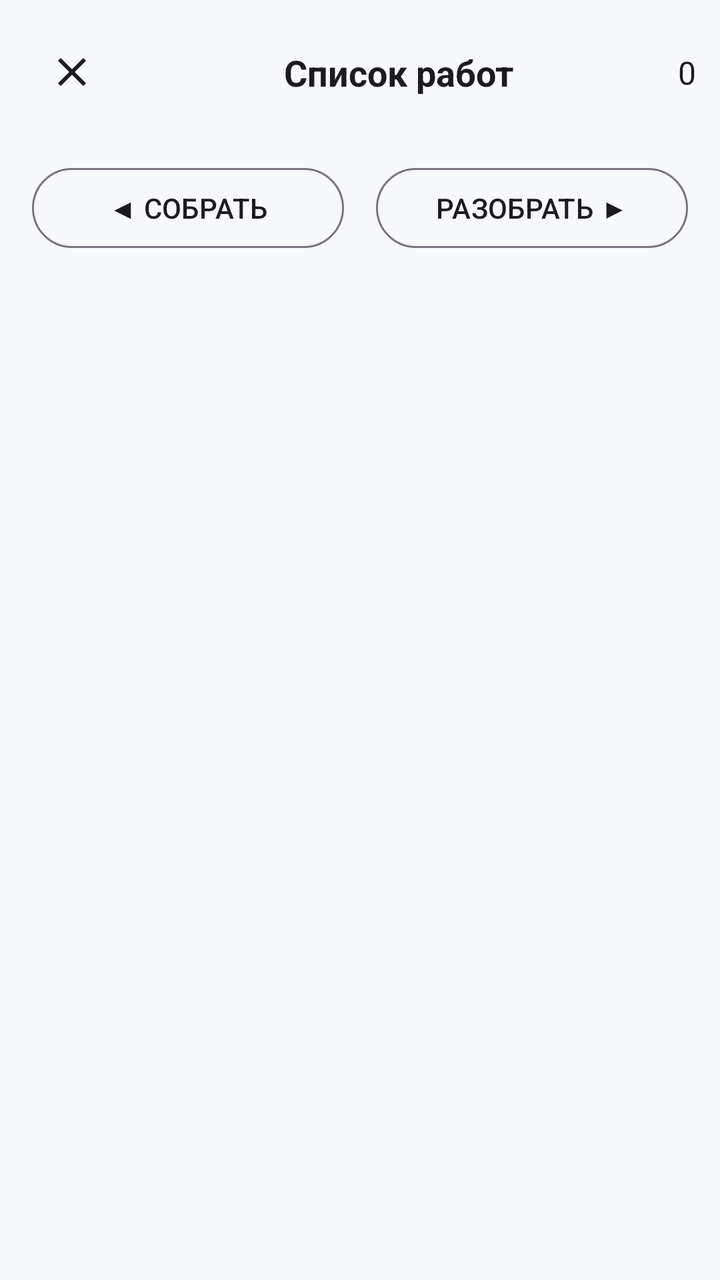
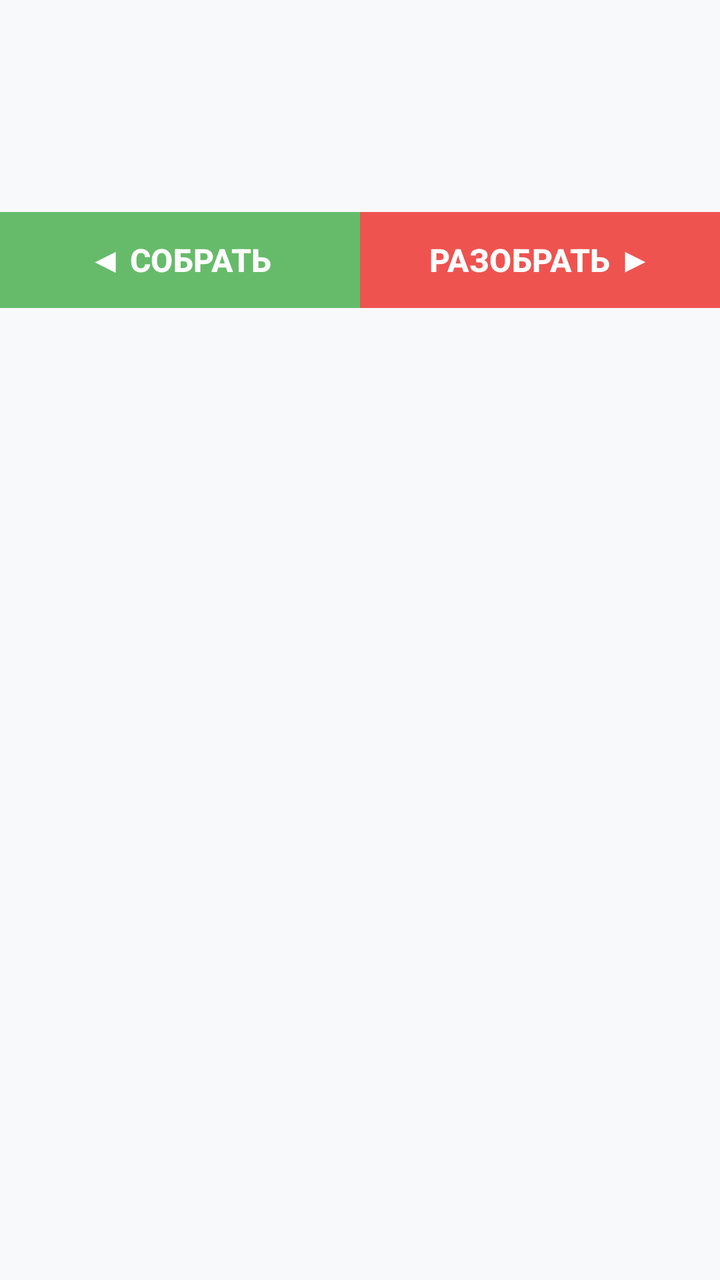

The first picture is an Android layout as it rendered before a commit; the second is the same layout after the commit. The layout source and the unified diff follow.
<!-- AndroidManifest.xml: application theme Theme.FocusApp -->
<!-- res/layout/activity_list_detail.xml -->
<?xml version="1.0" encoding="utf-8"?>
<androidx.constraintlayout.widget.ConstraintLayout xmlns:android="http://schemas.android.com/apk/res/android"
    xmlns:app="http://schemas.android.com/apk/res-auto"
    android:layout_width="match_parent"
    android:layout_height="match_parent"
    android:background="?android:attr/windowBackground">

    
    
    
    <androidx.constraintlayout.widget.ConstraintLayout
        android:id="@+id/topPanel"
        android:layout_width="match_parent"
        android:layout_height="wrap_content"
        android:padding="12dp"
        android:background="?android:attr/windowBackground"
        app:layout_constraintTop_toTopOf="parent"
        app:layout_constraintStart_toStartOf="parent"
        app:layout_constraintEnd_toEndOf="parent">

        <ImageButton
            android:id="@+id/btnBack"
            android:layout_width="48dp"
            android:layout_height="48dp"
            android:src="@drawable/ic_close"
            android:background="?attr/selectableItemBackgroundBorderless"
            android:contentDescription="@string/btn_back_description"
            app:tint="?android:attr/textColorPrimary"
            app:layout_constraintStart_toStartOf="parent"
            app:layout_constraintTop_toTopOf="parent"
            app:layout_constraintBottom_toBottomOf="parent" />

        <TextView
            android:id="@+id/tvListTitle"
            android:layout_width="0dp"
            android:layout_height="wrap_content"
            android:text="@string/list_title"
            android:textSize="18sp"
            android:textStyle="bold"
            android:gravity="center"
            android:maxLines="1"
            android:ellipsize="end"
            android:textColor="?android:attr/textColorPrimary"
            app:layout_constraintStart_toEndOf="@id/btnBack"
            app:layout_constraintEnd_toStartOf="@id/tvCount"
            app:layout_constraintTop_toTopOf="parent"
            app:layout_constraintBottom_toBottomOf="parent" />

        <TextView
            android:id="@+id/tvCount"
            android:layout_width="wrap_content"
            android:layout_height="wrap_content"
            android:text="0"
            android:textSize="16sp"
            android:textColor="?android:attr/textColorPrimary"
            app:layout_constraintEnd_toEndOf="parent"
            app:layout_constraintTop_toTopOf="parent"
            app:layout_constraintBottom_toBottomOf="parent" />
    </androidx.constraintlayout.widget.ConstraintLayout>

    
    
    
    <LinearLayout
        android:id="@+id/actionButtons"
        android:layout_width="0dp"
        android:layout_height="wrap_content"
        android:orientation="horizontal"
        android:paddingStart="16dp"
        android:paddingEnd="16dp"
        android:paddingTop="8dp"
        android:paddingBottom="8dp"
        app:layout_constraintTop_toBottomOf="@id/topPanel"
        app:layout_constraintStart_toStartOf="parent"
        app:layout_constraintEnd_toEndOf="parent">

        <com.google.android.material.button.MaterialButton
            android:id="@+id/btnAssemble"
            style="@style/Widget.Material3.Button.OutlinedButton"
            android:layout_width="0dp"
            android:layout_height="wrap_content"
            android:layout_weight="1"
            android:layout_marginEnd="8dp"
            android:text="@string/btn_assemble"
            android:textColor="?android:attr/textColorPrimary" />

        <com.google.android.material.button.MaterialButton
            android:id="@+id/btnDisassemble"
            style="@style/Widget.Material3.Button.OutlinedButton"
            android:layout_width="0dp"
            android:layout_height="wrap_content"
            android:layout_weight="1"
            android:layout_marginStart="8dp"
            android:text="@string/btn_disassemble"
            android:textColor="?android:attr/textColorPrimary" />
    </LinearLayout>

    
    
    
    <androidx.constraintlayout.widget.ConstraintLayout
        android:id="@+id/listsContainer"
        android:layout_width="0dp"
        android:layout_height="0dp"
        android:layout_marginTop="4dp"
        android:layout_marginStart="8dp"
        android:layout_marginEnd="8dp"
        app:layout_constraintTop_toBottomOf="@id/actionButtons"
        app:layout_constraintBottom_toBottomOf="parent"
        app:layout_constraintStart_toStartOf="parent"
        app:layout_constraintEnd_toEndOf="parent">

        <androidx.constraintlayout.widget.Guideline
            android:id="@+id/guideline_center"
            android:layout_width="wrap_content"
            android:layout_height="wrap_content"
            android:orientation="vertical"
            app:layout_constraintGuide_percent="0.5" />

        <View
            android:layout_width="2dp"
            android:layout_height="0dp"
            android:background="?android:attr/textColorSecondary"
            android:alpha="0.3"
            app:layout_constraintStart_toStartOf="@id/guideline_center"
            app:layout_constraintEnd_toEndOf="@id/guideline_center"
            app:layout_constraintTop_toTopOf="parent"
            app:layout_constraintBottom_toBottomOf="parent" />

        <androidx.recyclerview.widget.RecyclerView
            android:id="@+id/rvLeft"
            android:layout_width="0dp"
            android:layout_height="0dp"
            android:layout_marginTop="4dp"
            android:layout_marginEnd="4dp"
            android:clipToPadding="false"
            android:paddingBottom="8dp"
            app:layout_constraintStart_toStartOf="parent"
            app:layout_constraintEnd_toStartOf="@id/guideline_center"
            app:layout_constraintTop_toTopOf="parent"
            app:layout_constraintBottom_toBottomOf="parent" />

        <androidx.recyclerview.widget.RecyclerView
            android:id="@+id/rvRight"
            android:layout_width="0dp"
            android:layout_height="0dp"
            android:layout_marginTop="4dp"
            android:layout_marginStart="4dp"
            android:clipToPadding="false"
            android:paddingBottom="8dp"
            app:layout_constraintStart_toStartOf="@id/guideline_center"
            app:layout_constraintEnd_toEndOf="parent"
            app:layout_constraintTop_toTopOf="parent"
            app:layout_constraintBottom_toBottomOf="parent" />

    </androidx.constraintlayout.widget.ConstraintLayout>

</androidx.constraintlayout.widget.ConstraintLayout>
<!-- resources referenced by this layout -->
<resources>
  <!-- drawable ic_close (drawable) -->
  <vector xmlns:android="http://schemas.android.com/apk/res/android"
      android:width="24dp"
      android:height="24dp"
      android:viewportWidth="24"
      android:viewportHeight="24">
      <path
          android:fillColor="?android:attr/textColorPrimary"
          android:pathData="M19,6.41L17.59,5 12,10.59 6.41,5 5,6.41 10.59,12 5,17.59 6.41,19 12,13.41 17.59,19 19,17.59 13.41,12z" />
  </vector>
  <string name="btn_assemble">◀ СОБРАТЬ</string>
  <string name="btn_back_description">Закрыть</string>
  <string name="btn_disassemble">РАЗОБРАТЬ ▶</string>
  <string name="list_title">Список работ</string>
  <style name="Theme.FocusApp" parent="Theme.Material3.DayNight.NoActionBar">
          
          <item name="colorPrimary">@color/primary</item>
          <item name="colorPrimaryContainer">@color/primary_container</item>
          <item name="colorSecondary">@color/secondary</item>
          <item name="colorTertiary">@color/tertiary</item>
  
          
          <item name="colorOnPrimary">@color/on_primary</item>
          <item name="colorOnSurface">@color/on_surface</item>
          <item name="colorOnSurfaceVariant">@color/on_surface_secondary</item>
  
          
          <item name="colorSurface">@color/surface</item>
          <item name="colorSurfaceVariant">@color/surface_variant</item>
          <item name="android:colorBackground">@color/background</item>
  
          
          <item name="android:statusBarColor">@color/status_bar</item>
  
          
          <item name="android:navigationBarColor">@color/surface</item>
      </style>
  <color name="primary">#1A73E8</color>
  <color name="primary_container">#D2E3FC</color>
  <color name="secondary">#03DAC6</color>
  <color name="tertiary">#FF6B6B</color>
  <color name="on_primary">#FFFFFF</color>
  <color name="on_surface">#202124</color>
  <color name="on_surface_secondary">#5F6368</color>
  <color name="surface">#FFFFFF</color>
  <color name="surface_variant">#F5F5F5</color>
  <color name="background">#F8F9FA</color>
  <color name="status_bar">#FFFFFF</color>
</resources>

<!-- the commit's change to res/layout/activity_list_detail.xml (unified diff, before → after) -->
@@ -1,6 +1,7 @@
 <?xml version="1.0" encoding="utf-8"?>
 <androidx.constraintlayout.widget.ConstraintLayout xmlns:android="http://schemas.android.com/apk/res/android"
     xmlns:app="http://schemas.android.com/apk/res-auto"
+    xmlns:tools="http://schemas.android.com/tools"
     android:layout_width="match_parent"
     android:layout_height="match_parent"
     android:background="?android:attr/windowBackground">
@@ -12,87 +13,87 @@
         android:id="@+id/topPanel"
         android:layout_width="match_parent"
         android:layout_height="wrap_content"
-        android:padding="12dp"
+        android:paddingStart="16dp"
+        android:paddingEnd="16dp"
+        android:paddingTop="12dp"
+        android:paddingBottom="12dp"
         android:background="?android:attr/windowBackground"
         app:layout_constraintTop_toTopOf="parent"
         app:layout_constraintStart_toStartOf="parent"
         app:layout_constraintEnd_toEndOf="parent">
 
-        <ImageButton
-            android:id="@+id/btnBack"
-            android:layout_width="48dp"
-            android:layout_height="48dp"
-            android:src="@drawable/ic_close"
-            android:background="?attr/selectableItemBackgroundBorderless"
-            android:contentDescription="@string/btn_back_description"
-            app:tint="?android:attr/textColorPrimary"
-            app:layout_constraintStart_toStartOf="parent"
-            app:layout_constraintTop_toTopOf="parent"
-            app:layout_constraintBottom_toBottomOf="parent" />
-
+        
         <TextView
             android:id="@+id/tvListTitle"
-            android:layout_width="0dp"
-            android:layout_height="wrap_content"
-            android:text="@string/list_title"
+            android:layout_width="383dp"
+            android:layout_height="78dp"
+            android:ellipsize="end"
+            android:gravity="center"
+            android:maxLines="1"
+            android:textColor="?android:attr/textColorPrimary"
             android:textSize="18sp"
             android:textStyle="bold"
-            android:gravity="center"
-            android:maxLines="1"
-            android:ellipsize="end"
-            android:textColor="?android:attr/textColorPrimary"
-            app:layout_constraintStart_toEndOf="@id/btnBack"
-            app:layout_constraintEnd_toStartOf="@id/tvCount"
-            app:layout_constraintTop_toTopOf="parent"
-            app:layout_constraintBottom_toBottomOf="parent" />
+            app:layout_constraintBottom_toBottomOf="parent"
+            app:layout_constraintEnd_toEndOf="parent"
+            app:layout_constraintStart_toStartOf="parent"
+            app:layout_constraintTop_toTopOf="parent" />
 
-        <TextView
-            android:id="@+id/tvCount"
-            android:layout_width="wrap_content"
-            android:layout_height="wrap_content"
-            android:text="0"
-            android:textSize="16sp"
-            android:textColor="?android:attr/textColorPrimary"
-            app:layout_constraintEnd_toEndOf="parent"
-            app:layout_constraintTop_toTopOf="parent"
-            app:layout_constraintBottom_toBottomOf="parent" />
     </androidx.constraintlayout.widget.ConstraintLayout>
 
     
     
     
     <LinearLayout
-        android:id="@+id/actionButtons"
+        android:id="@+id/actionButtonsContainer"
         android:layout_width="0dp"
         android:layout_height="wrap_content"
         android:orientation="horizontal"
-        android:paddingStart="16dp"
-        android:paddingEnd="16dp"
-        android:paddingTop="8dp"
-        android:paddingBottom="8dp"
+        android:gravity="center"
+        android:background="?android:attr/windowBackground"
+        android:paddingStart="0dp"
+        android:paddingEnd="0dp"
+        android:paddingTop="0dp"
+        android:paddingBottom="0dp"
         app:layout_constraintTop_toBottomOf="@id/topPanel"
         app:layout_constraintStart_toStartOf="parent"
         app:layout_constraintEnd_toEndOf="parent">
 
+        
         <com.google.android.material.button.MaterialButton
             android:id="@+id/btnAssemble"
-            style="@style/Widget.Material3.Button.OutlinedButton"
+            style="@style/Widget.Material3.Button"
             android:layout_width="0dp"
-            android:layout_height="wrap_content"
+            android:layout_height="56dp"
             android:layout_weight="1"
-            android:layout_marginEnd="8dp"
+            android:layout_marginEnd="0dp"
             android:text="@string/btn_assemble"
-            android:textColor="?android:attr/textColorPrimary" />
+            android:textSize="16sp"
+            android:textStyle="bold"
+            android:textColor="@android:color/white"
+            app:backgroundTint="@color/success_dark"
+            app:cornerRadius="0dp"
+            android:insetLeft="0dp"
+            android:insetRight="0dp"
+            app:iconPadding="0dp" />
 
+        
         <com.google.android.material.button.MaterialButton
             android:id="@+id/btnDisassemble"
-            style="@style/Widget.Material3.Button.OutlinedButton"
+            style="@style/Widget.Material3.Button"
             android:layout_width="0dp"
-            android:layout_height="wrap_content"
+            android:layout_height="56dp"
             android:layout_weight="1"
-            android:layout_marginStart="8dp"
+            android:layout_marginStart="0dp"
             android:text="@string/btn_disassemble"
-            android:textColor="?android:attr/textColorPrimary" />
+            android:textSize="16sp"
+            android:textStyle="bold"
+            android:textColor="@android:color/white"
+            app:backgroundTint="@color/error_dark"
+            app:cornerRadius="0dp"
+            android:insetLeft="0dp"
+            android:insetRight="0dp"
+            app:iconPadding="0dp" />
+
     </LinearLayout>
 
     
@@ -105,7 +106,7 @@
         android:layout_marginTop="4dp"
         android:layout_marginStart="8dp"
         android:layout_marginEnd="8dp"
-        app:layout_constraintTop_toBottomOf="@id/actionButtons"
+        app:layout_constraintTop_toBottomOf="@id/actionButtonsContainer"
         app:layout_constraintBottom_toBottomOf="parent"
         app:layout_constraintStart_toStartOf="parent"
         app:layout_constraintEnd_toEndOf="parent">
<!-- resource entries referenced after the edit -->
@@ -1,19 +1,9 @@
 <!-- resources referenced by this layout -->
 <resources>
-  <!-- drawable ic_close (drawable) -->
-  <vector xmlns:android="http://schemas.android.com/apk/res/android"
-      android:width="24dp"
-      android:height="24dp"
-      android:viewportWidth="24"
-      android:viewportHeight="24">
-      <path
-          android:fillColor="?android:attr/textColorPrimary"
-          android:pathData="M19,6.41L17.59,5 12,10.59 6.41,5 5,6.41 10.59,12 5,17.59 6.41,19 12,13.41 17.59,19 19,17.59 13.41,12z" />
-  </vector>
+  <color name="error_dark">#EF5350</color>
+  <color name="success_dark">#66BB6A</color>
   <string name="btn_assemble">◀ СОБРАТЬ</string>
-  <string name="btn_back_description">Закрыть</string>
   <string name="btn_disassemble">РАЗОБРАТЬ ▶</string>
-  <string name="list_title">Список работ</string>
   <style name="Theme.FocusApp" parent="Theme.Material3.DayNight.NoActionBar">
           
           <item name="colorPrimary">@color/primary</item>
